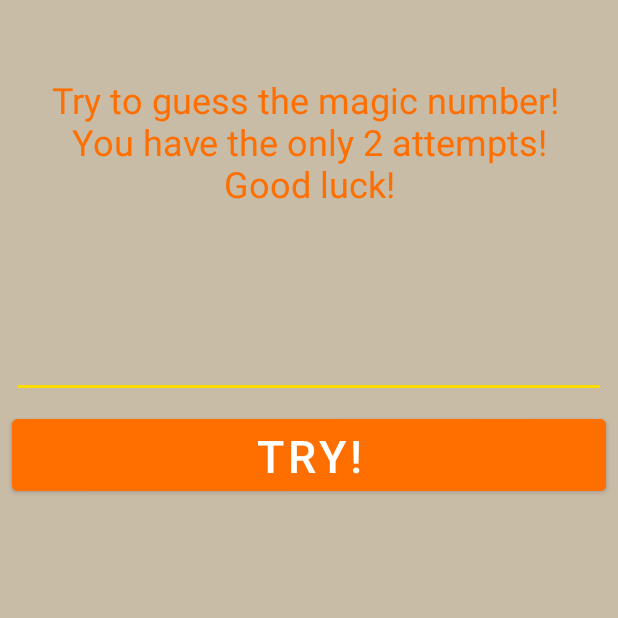
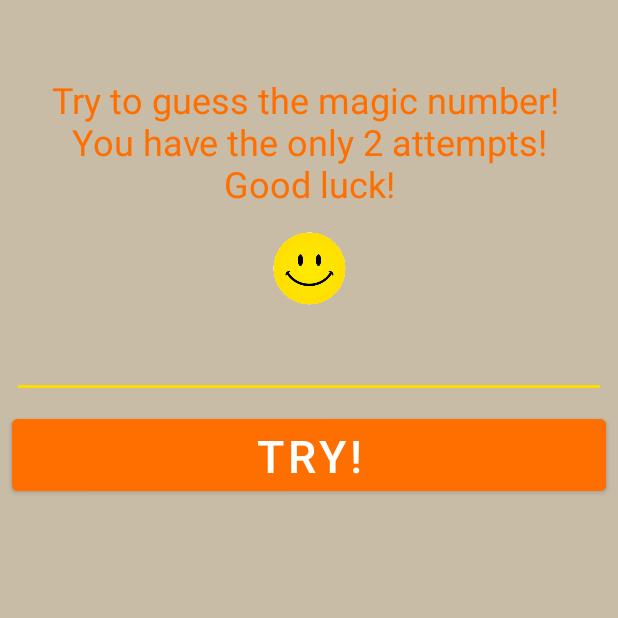
Before and after one commit to UgolnikovaNatalya/Guess-Number, an Android app: the PlayActivity screen opened directly, with no data from a screen before it, on a phone screen of 412 x 824 dp, the top half of it. Run offline under Robolectric (Android 15) with nearby library versions, the phone set to English and light mode, and no system bars.

Commit message:
Add pictures. After rotation user can't enter number one more time.

```diff
--- a/app/src/main/java/com/example/mvpguesnumber/PlayActivity.kt
+++ b/app/src/main/java/com/example/mvpguesnumber/PlayActivity.kt
@@ -4,6 +4,7 @@ import android.content.Intent
 import android.os.Bundle
 import android.widget.*
 import androidx.appcompat.app.AppCompatActivity
+import androidx.core.content.ContextCompat
 import androidx.core.view.isVisible
 import com.example.mvpguesnumber.dataSaving.SavedUserNumberImpl
 import com.example.mvpguesnumber.mvp_play.PlayContract
@@ -13,7 +14,7 @@ import com.example.mvpguesnumber.mvp_play.PlayRepo
 class PlayActivity : AppCompatActivity(), PlayContract.PlayView {
 
     lateinit var greetTxt: TextView
-    lateinit var picture: ImageView
+    lateinit var pictures: ImageView
     lateinit var tryNumber: EditText
     lateinit var tryBtn: Button
     lateinit var againBtn: Button
@@ -34,7 +35,7 @@ class PlayActivity : AppCompatActivity(), PlayContract.PlayView {
         setContentView(R.layout.activity_play)
 
         greetTxt = findViewById(R.id.tryt)
-        picture = findViewById(R.id.smile)
+        pictures = findViewById(R.id.smile)
         tryNumber = findViewById(R.id.try_number)
         tryBtn = findViewById(R.id.btn_try)
         againBtn = findViewById(R.id.btn_again)
@@ -55,7 +56,7 @@ class PlayActivity : AppCompatActivity(), PlayContract.PlayView {
     }
 
     override fun changePicture(picture: Int) {
-        TODO("Not yet implemented")
+        pictures.setImageDrawable(ContextCompat.getDrawable(this,picture))
     }
 
     override fun clearTryNumber() {
```
Also changed, not shown: app/src/main/java/com/example/mvpguesnumber/mvp_play/PlayPresenter.kt (+25 -10 lines).
